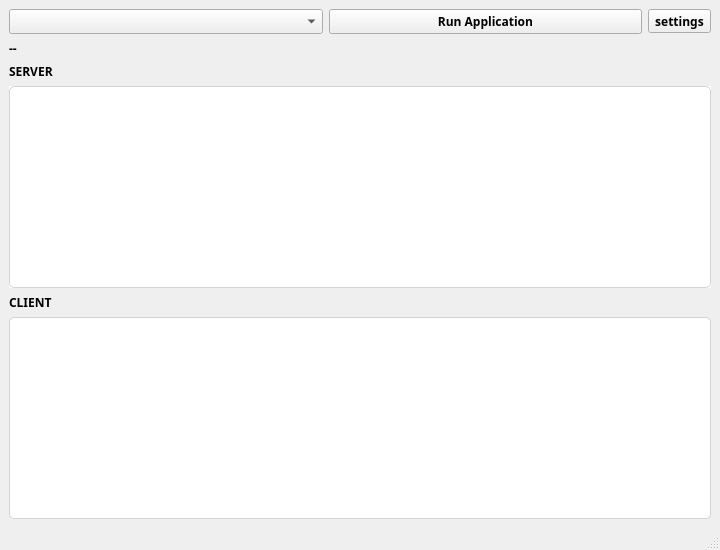
Old version of the form src/main.ui in the repository gusdnd3150/communication-gui.
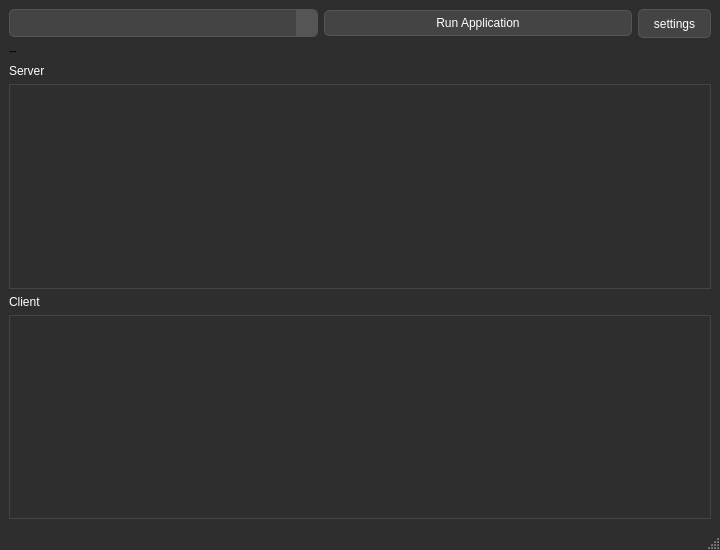
New version of the form.

Diff of the .ui file:
```diff
--- a/src/main.ui
+++ b/src/main.ui
@@ -38,12 +38,37 @@
   <property name="windowTitle">
    <string>MainWindow</string>
   </property>
+  <property name="styleSheet">
+   <string notr="true">QMainWindow {
+    background-color: #2E2E2E;
+    color: #FFFFFF;
+}</string>
+  </property>
   <widget class="QWidget" name="centralwidget">
    <layout class="QVBoxLayout" name="verticalLayout_2">
     <item>
      <layout class="QGridLayout" name="gridLayout">
       <item row="0" column="2">
        <widget class="QToolButton" name="btn_settings">
+        <property name="styleSheet">
+         <string notr="true">QToolButton {
+    background-color: #444444;
+    color: #FFFFFF;
+    border: 1px solid #555555;
+    padding: 5px 10px;
+    border-radius: 5px;
+}
+
+QToolButton:hover {
+    background-color: #555555;
+    border: 1px solid #666666;
+}
+
+QToolButton:pressed {
+    background-color: #333333;
+    border: 1px solid #444444;
+}</string>
+        </property>
         <property name="text">
          <string>settings</string>
         </property>
@@ -51,13 +76,69 @@
       </item>
       <item row="0" column="1">
        <widget class="QPushButton" name="btn_start">
+        <property name="styleSheet">
+         <string notr="true">QPushButton {
+    background-color: #444444;
+    color: #FFFFFF;
+    border: 1px solid #555555;
+    padding: 5px 10px;
+    border-radius: 5px;
+}
+
+QPushButton:hover {
+    background-color: #555555;
+    border: 1px solid #666666;
+}
+
+QPushButton:pressed {
+    background-color: #333333;
+    border: 1px solid #444444;
+}</string>
+        </property>
         <property name="text">
          <string>Run Application</string>
         </property>
        </widget>
       </item>
       <item row="0" column="0">
-       <widget class="QComboBox" name="combo_pkg"/>
+       <widget class="QComboBox" name="combo_pkg">
+        <property name="acceptDrops">
+         <bool>false</bool>
+        </property>
+        <property name="styleSheet">
+         <string notr="true">QComboBox {
+    background-color: #444444;
+    color: #FFFFFF;
+    border: 1px solid #555555;
+    padding: 5px;
+    border-radius: 5px;
+}
+
+QComboBox:hover {
+    border: 1px solid #666666;
+}
+
+QComboBox::drop-down {
+    subcontrol-origin: padding;
+    subcontrol-position: top right;
+    width: 20px;
+    border-left-width: 1px;
+    border-left-color: #555555;
+    border-left-style: solid;
+    border-top-right-radius: 5px;
+    border-bottom-right-radius: 5px;
+    background-color: #555555;
+}
+
+
+QComboBox QAbstractItemView {
+    background-color: #444444;
+    color: #FFFFFF;
+    selection-background-color: #555555;
+    selection-color: #FFFFFF;
+}</string>
+        </property>
+       </widget>
       </item>
      </layout>
     </item>
@@ -79,8 +160,13 @@
       </property>
       <item>
        <widget class="QLabel" name="label_2">
+        <property name="styleSheet">
+         <string notr="true">QLabel{
+	color:white
+}</string>
+        </property>
         <property name="text">
-         <string>SERVER</string>
+         <string>Server</string>
         </property>
        </widget>
       </item>
@@ -101,24 +187,74 @@
         </property>
         <property name="styleSheet">
          <string notr="true">QTableWidget {
-                background-color:rgb(255, 255, 255); /* 테이블 배경색 */
-                alternate-background-color: #ffffff; /* 짝수 줄 배경색 */
-                selection-background-color: #b8daff; /* 선택된 셀 배경색 */
-                selection-color: black; /* 선택된 셀 텍스트색 */
-                border: 1px solid #d3d3d3; /* 테두리 선 색상 및 굵기 */
-                border-radius: 5px; /* 테두리 모서리 둥글기 */
-                padding: 5px; /* 내부 여백 */
-            }</string>
+    background-color: #2E2E2E;
+    color: #FFFFFF;
+    gridline-color: #444444;
+    border: 1px solid #444444;
+}
+
+QHeaderView::section {
+    background-color: #444444;
+    color: #FFFFFF;
+    padding: 4px;
+    border: 1px solid #2E2E2E;
+}
+
+QTableWidget::item {
+    border: none;
+    padding: 4px;
+}
+
+QTableWidget::item:selected {
+    background-color: #555555;
+    color: #FFFFFF;
+}
+
+QScrollBar:vertical {
+    background-color: #2E2E2E;
+    width: 3px;
+	height:2px;
+    margin: 15px 0 15px 0;
+}
+QScrollBar::handle:vertical {
+    background-color: #555555;
+    min-height: 5px;
+}
+QScrollBar:horizontal {
+    background-color: #2E2E2E;
+    height: 8px; 
+    margin: 0 15px 0 15px;
+}
+
+QScrollBar::add-line:vertical, QScrollBar::sub-line:vertical {
+    background-color: #444444;
+    height: 5px;
+}
+
+QScrollBar::add-page:vertical, QScrollBar::sub-page:vertical {
+    background: none;
+}</string>
+        </property>
+        <property name="showGrid">
+         <bool>true</bool>
         </property>
         <property name="sortingEnabled">
          <bool>true</bool>
         </property>
+        <attribute name="verticalHeaderDefaultSectionSize">
+         <number>41</number>
+        </attribute>
        </widget>
       </item>
       <item>
        <widget class="QLabel" name="label_3">
+        <property name="styleSheet">
+         <string notr="true">QLabel{
+	color:white
+}</string>
+        </property>
         <property name="text">
-         <string>CLIENT</string>
+         <string>Client</string>
         </property>
        </widget>
       </item>
@@ -131,14 +267,53 @@
         </property>
         <property name="styleSheet">
          <string notr="true">QTableWidget {
-                background-color:rgb(255, 255, 255); /* 테이블 배경색 */
-                alternate-background-color: #ffffff; /* 짝수 줄 배경색 */
-                selection-background-color: #b8daff; /* 선택된 셀 배경색 */
-                selection-color: black; /* 선택된 셀 텍스트색 */
-                border: 1px solid #d3d3d3; /* 테두리 선 색상 및 굵기 */
-                border-radius: 5px; /* 테두리 모서리 둥글기 */
-                padding: 5px; /* 내부 여백 */
-            }</string>
+    background-color: #2E2E2E;
+    color: #FFFFFF;
+    gridline-color: #444444;
+    border: 1px solid #444444;
+}
+
+QHeaderView::section {
+    background-color: #444444;
+    color: #FFFFFF;
+    padding: 4px;
+    border: 1px solid #2E2E2E;
+}
+
+QTableWidget::item {
+    border: none;
+    padding: 4px;
+}
+
+QTableWidget::item:selected {
+    background-color: #555555;
+    color: #FFFFFF;
+}
+
+QScrollBar:vertical {
+    background-color: #2E2E2E;
+    width: 3px;
+	height:2px;
+    margin: 15px 0 15px 0;
+}
+QScrollBar::handle:vertical {
+    background-color: #555555;
+    min-height: 5px;
+}
+QScrollBar:horizontal {
+    background-color: #2E2E2E;
+    height: 8px; 
+    margin: 0 15px 0 15px;
+}
+
+QScrollBar::add-line:vertical, QScrollBar::sub-line:vertical {
+    background-color: #444444;
+    height: 5px;
+}
+
+QScrollBar::add-page:vertical, QScrollBar::sub-page:vertical {
+    background: none;
+}</string>
         </property>
        </widget>
       </item>
```
